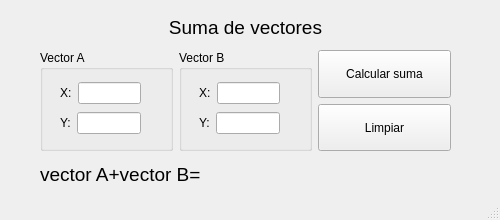
First picture: the form in Unidad_2/SumaVector/UI_SumaVector/mainwindow.ui, repository nvargas24/Programacion2_Bioingenieria_Alumnos, before the edit.
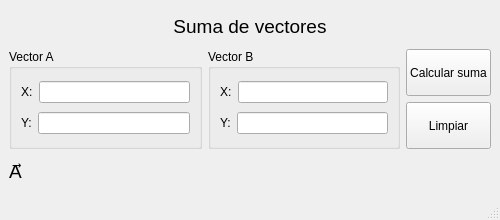
Second picture: the form after the edit.

Commit message: add: UI de acciones

Patch:
```diff
--- a/Unidad_2/SumaVector/UI_SumaVector/mainwindow.ui
+++ b/Unidad_2/SumaVector/UI_SumaVector/mainwindow.ui
@@ -14,15 +14,8 @@
    <string>MainWindow</string>
   </property>
   <widget class="QWidget" name="centralwidget">
-   <widget class="QWidget" name="verticalLayoutWidget">
-    <property name="geometry">
-     <rect>
-      <x>40</x>
-      <y>10</y>
-      <width>411</width>
-      <height>181</height>
-     </rect>
-    </property>
+   <layout class="QGridLayout" name="gridLayout">
+    <item row="0" column="0">
     <layout class="QVBoxLayout" name="verticalLayout" stretch="1,3,1">
      <item>
       <widget class="QLabel" name="label">
@@ -49,15 +42,6 @@
          <property name="title">
           <string>Vector A</string>
          </property>
-         <widget class="QWidget" name="verticalLayoutWidget_3">
-          <property name="geometry">
-           <rect>
-            <x>20</x>
-            <y>30</y>
-            <width>81</width>
-            <height>56</height>
-           </rect>
-          </property>
           <layout class="QVBoxLayout" name="verticalLayout_3">
            <item>
             <layout class="QHBoxLayout" name="horizontalLayout_2">
@@ -89,22 +73,12 @@
            </item>
           </layout>
          </widget>
-        </widget>
        </item>
        <item>
         <widget class="QGroupBox" name="groupBox_2">
          <property name="title">
           <string>Vector B</string>
          </property>
-         <widget class="QWidget" name="verticalLayoutWidget_4">
-          <property name="geometry">
-           <rect>
-            <x>20</x>
-            <y>30</y>
-            <width>81</width>
-            <height>56</height>
-           </rect>
-          </property>
           <layout class="QVBoxLayout" name="verticalLayout_4">
            <item>
             <layout class="QHBoxLayout" name="horizontalLayout_4">
@@ -136,7 +110,6 @@
            </item>
           </layout>
          </widget>
-        </widget>
        </item>
        <item>
         <layout class="QVBoxLayout" name="verticalLayout_2">
@@ -180,7 +153,7 @@
           </font>
          </property>
          <property name="text">
-          <string>vector A+vector B=</string>
+           <string>&lt;span&gt;A&amp;#x20D7;&lt;/span&gt;</string>
          </property>
         </widget>
        </item>
@@ -199,7 +172,8 @@
       </layout>
      </item>
     </layout>
-   </widget>
+    </item>
+   </layout>
   </widget>
   <widget class="QStatusBar" name="statusbar"/>
  </widget>
```
Lines whose indentation alone changed are shown as unchanged. The commit also changes 3 other files.
